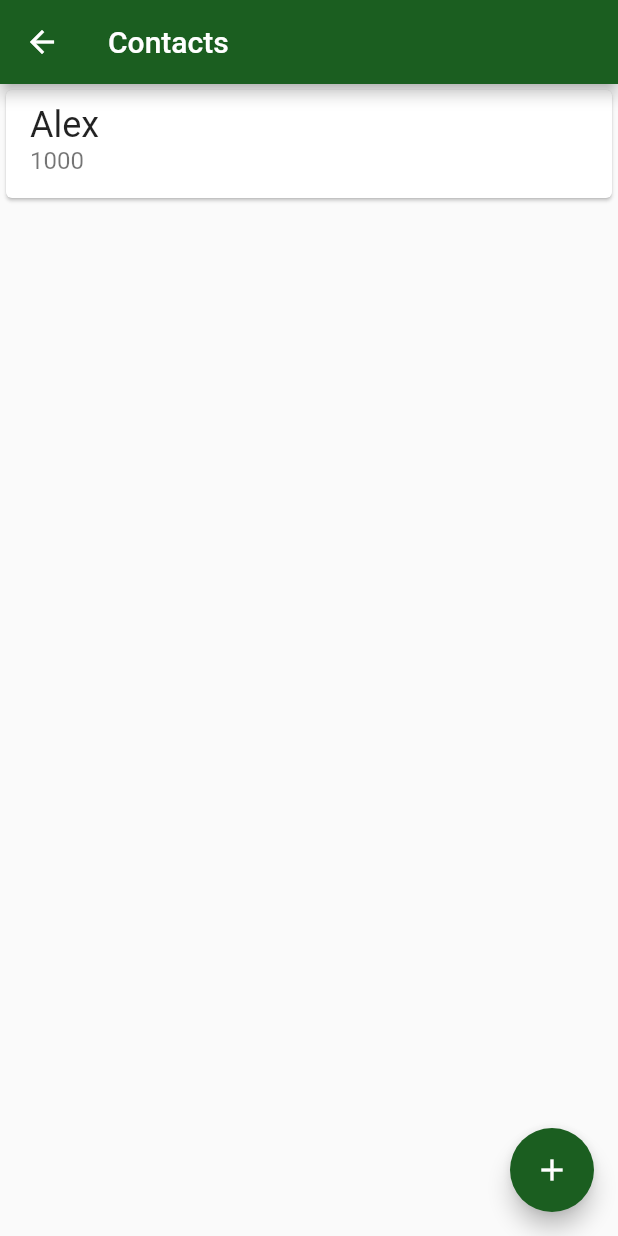
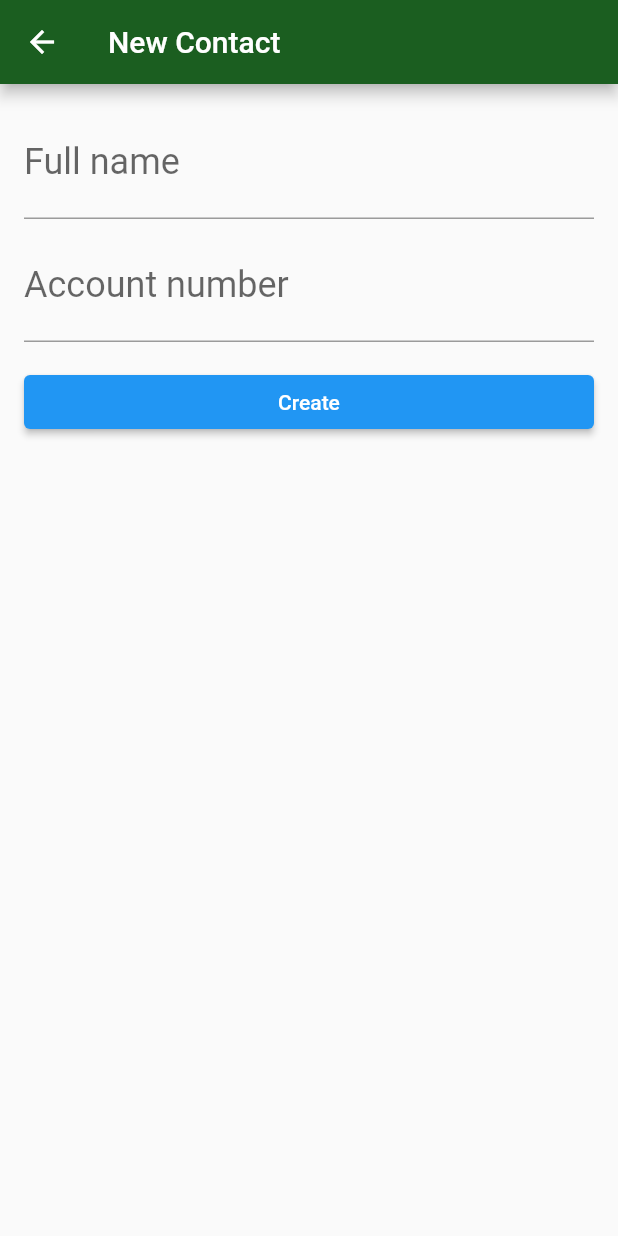
Before and after one commit to AlexsandroRyan/NewAppBytebank, a Flutter app: the ContactsList screen opened directly, after a tap on the "add" icon, on a phone screen of 412 x 824 dp. Run offline on Flutter 3.47's test engine with Material 2 defaults, Android fonts, the phone set to English and light mode, and no system bars.

Commit message:
Implementando todo o fluxo do App

```diff
--- a/lib/main.dart
+++ b/lib/main.dart
@@ -1,4 +1,5 @@
 import 'package:flutter/material.dart';
+import 'package:newbytebank/screens/contact_form.dart';
 import 'package:newbytebank/screens/dashboard.dart';
 
 import 'screens/contacts_list.dart';
--- /dev/null
+++ b/lib/models/contact.dart
@@ -0,0 +1,14 @@
+class Contact {
+  final String name;
+  final int accountNumber;
+
+  Contact(
+    this.name,
+    this.accountNumber,
+  );
+
+  @override
+  String toString() {
+    return 'Contact{name: $name, accountNumber: $accountNumber}';
+  }
+}
--- /dev/null
+++ b/lib/screens/contact_form.dart
@@ -0,0 +1,71 @@
+import 'package:flutter/cupertino.dart';
+import 'package:flutter/material.dart';
+
+import '../models/contact.dart';
+
+class ContactForm extends StatefulWidget {
+  const ContactForm({Key? key}) : super(key: key);
+
+  @override
+  State<ContactForm> createState() => _ContactFormState();
+}
+
+class _ContactFormState extends State<ContactForm> {
+  final TextEditingController _nameController = TextEditingController();
+  final TextEditingController _accountNumberController =
+      TextEditingController();
+
+  @override
+  Widget build(BuildContext context) {
+    return Scaffold(
+      appBar: AppBar(
+        title: Text('New Contact'),
+      ),
+      body: Padding(
+        padding: const EdgeInsets.all(16.0),
+        child: Column(
+          children: [
+            TextField(
+              controller: _nameController,
+              decoration: InputDecoration(
+                labelText: 'Full name',
+              ),
+              style: TextStyle(
+                fontSize: 24.0,
+              ),
+            ),
+            Padding(
+              padding: const EdgeInsets.only(top: 8.0),
+              child: TextField(
+                controller: _accountNumberController,
+                decoration: InputDecoration(
+                  labelText: 'Account number',
+                ),
+                style: TextStyle(
+                  fontSize: 24.0,
+                ),
+                keyboardType: TextInputType.number,
+              ),
+            ),
+            Padding(
+              padding: const EdgeInsets.only(top: 16.0),
+              child: SizedBox(
+                width: double.maxFinite,
+                child: ElevatedButton(
+                  onPressed: () {
+                    final String name = _nameController.text;
+                    final int? accountNumber =
+                        int.tryParse(_accountNumberController.text);
+                    final Contact newContact = Contact(name, accountNumber!);
+                    Navigator.pop(context, newContact);
+                  },
+                  child: Text('Create'),
+                ),
+              ),
+            )
+          ],
+        ),
+      ),
+    );
+  }
+}
--- a/lib/screens/contacts_list.dart
+++ b/lib/screens/contacts_list.dart
@@ -1,4 +1,6 @@
 import 'package:flutter/material.dart';
+
+import 'contact_form.dart';
 
 class ContactsList extends StatelessWidget {
   const ContactsList({Key? key}) : super(key: key);
@@ -29,7 +31,17 @@ class ContactsList extends StatelessWidget {
       ]),
       floatingActionButton: FloatingActionButton(
         child: Icon(Icons.add),
-        onPressed: () {},
+        onPressed: () {
+          Navigator.of(context)
+              .push(
+                MaterialPageRoute(
+                  builder: (context) => ContactForm(),
+                ),
+              )
+              .then(
+                (newContact) => debugPrint(newContact.toString()),
+              );
+        },
       ),
     );
   }
--- a/lib/screens/dashboard.dart
+++ b/lib/screens/dashboard.dart
@@ -25,6 +25,7 @@ class Dashboard extends StatelessWidget {
           Padding(
             padding: const EdgeInsets.all(8.0),
             child: Material(
+              color: Theme.of(context).primaryColor,
               child: InkWell(
                 onTap: () {
                   Navigator.of(context).push(
@@ -37,7 +38,6 @@ class Dashboard extends StatelessWidget {
                   padding: EdgeInsets.all(8.0),
                   height: 100,
                   width: 150,
-                  color: Theme.of(context).primaryColor,
                   child: Column(
                     mainAxisAlignment: MainAxisAlignment.spaceBetween,
                     crossAxisAlignment: CrossAxisAlignment.start,
```
